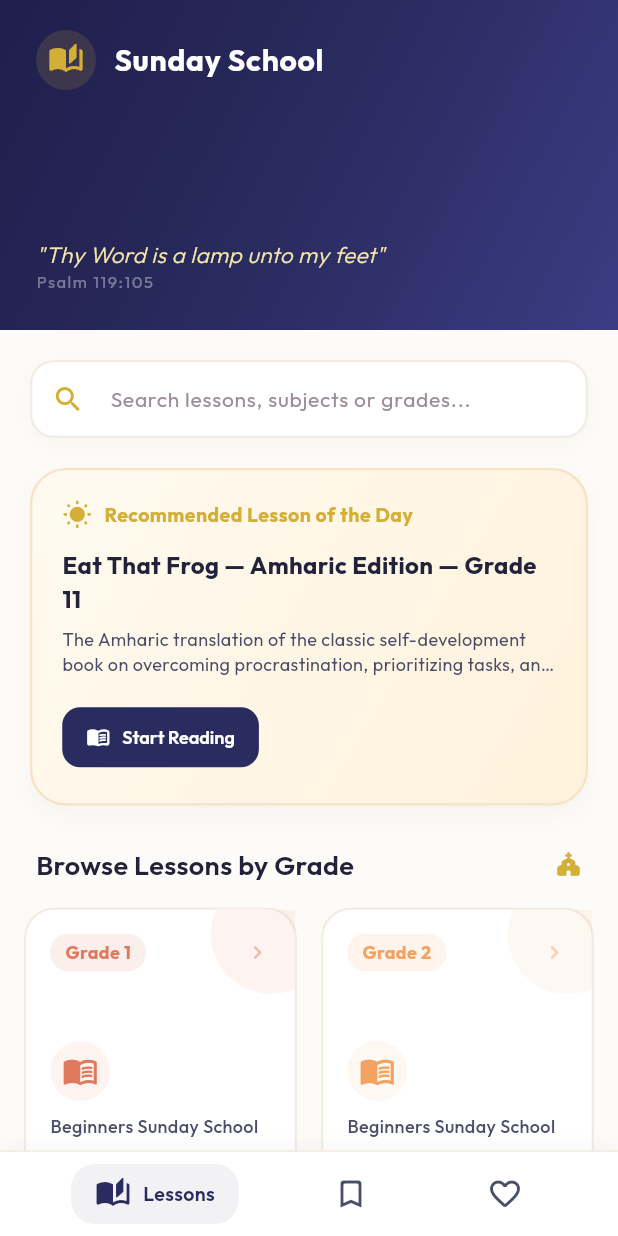
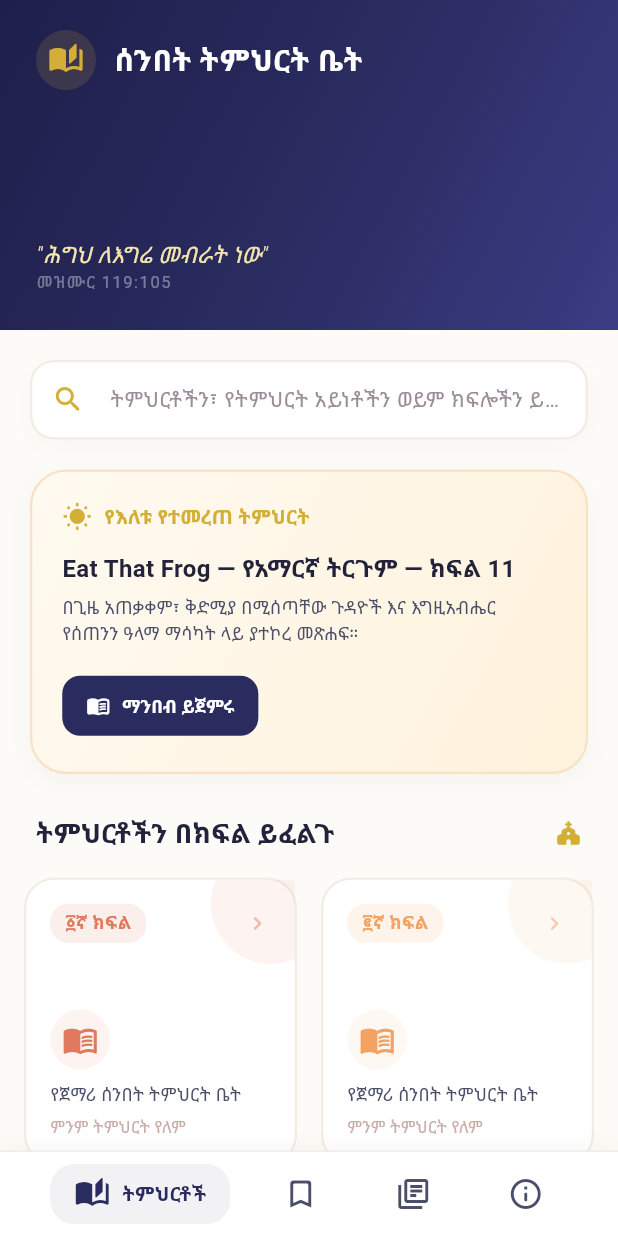
Before and after one commit to Daniel-wasihun/dekike_brhan_books, a Flutter app: the screen it shows after launch, on a phone screen of 412 x 824 dp. Run offline on Flutter 3.47's test engine with Material 3 defaults, Android fonts, the phone set to English and light mode, and no system bars; missing offline and left inert: dart:html, dart:ui_web.

Commit message:
feat: localize the application interface and content to Amharic

```diff
--- a/lib/main.dart
+++ b/lib/main.dart
@@ -7,6 +7,7 @@ import 'theme/app_theme.dart';
 import 'screens/home_screen.dart';
 import 'screens/bookmarks_screen.dart';
 import 'screens/about_screen.dart';
+import 'screens/school_about_screen.dart';
 
 Future<void> main() async {
   WidgetsFlutterBinding.ensureInitialized();
@@ -146,7 +147,7 @@ class _SplashScreenState extends State<SplashScreen>
                     ),
                     const SizedBox(height: 24),
                     Text(
-                      'SUNDAY SCHOOL',
+                      'ሰንበት ትምህርት ቤት',
                       style: AppTheme.outfit(
                           fontSize: 26,
                           color: Colors.white,
@@ -155,7 +156,7 @@ class _SplashScreenState extends State<SplashScreen>
                     ),
                     const SizedBox(height: 4),
                     Text(
-                      'Textbook Library',
+                      'የማስተማሪያ መጻሕፍት',
                       style: AppTheme.outfit(
                           fontSize: 16,
                           color: AppColors.accentLight,
@@ -164,7 +165,7 @@ class _SplashScreenState extends State<SplashScreen>
                     ),
                     const SizedBox(height: 12),
                     Text(
-                      '"Train up a child in the way he should go..."',
+                      '"ልጅን በሚሄድበት መንገድ ምራው..."',
                       style: AppTheme.outfit(
                           color: Colors.white60,
                           fontSize: 13,
@@ -185,7 +186,7 @@ class _SplashScreenState extends State<SplashScreen>
                     ),
                     const SizedBox(height: 40),
                     Text(
-                      'Proverbs 22:6',
+                      'ምሳሌ 22:6',
                       style: AppTheme.outfit(
                           color: Colors.white38,
                           fontSize: 11,
@@ -216,6 +217,7 @@ class _MainShellState extends State<MainShell> {
     HomeScreen(),
     BookmarksScreen(),
     AboutScreen(),
+    SchoolAboutScreen(),
   ];
 
   @override
@@ -245,25 +247,32 @@ class _MainShellState extends State<MainShell> {
                 _NavItem(
                   icon: Icons.auto_stories_outlined,
                   activeIcon: Icons.auto_stories_rounded,
-                  label: 'Lessons',
+                  label: 'ትምህርቶች',
                   isSelected: _currentIndex == 0,
                   onTap: () => setState(() => _currentIndex = 0),
                 ),
                 _NavItem(
                   icon: Icons.bookmark_outline_rounded,
                   activeIcon: Icons.bookmark_rounded,
-                  label: 'Saved',
+                  label: 'የተቀመጡ',
                   isSelected: _currentIndex == 1,
                   onTap: () => setState(() => _currentIndex = 1),
                   badgeCount:
                       context.watch<SchoolProvider>().bookmarkedBooks.length,
                 ),
                 _NavItem(
-                  icon: Icons.favorite_border_rounded,
-                  activeIcon: Icons.favorite_rounded,
-                  label: 'About',
+                  icon: Icons.library_books_outlined,
+                  activeIcon: Icons.library_books_rounded,
+                  label: 'መዝገብ',
                   isSelected: _currentIndex == 2,
                   onTap: () => setState(() => _currentIndex = 2),
+                ),
+                _NavItem(
+                  icon: Icons.info_outline_rounded,
+                  activeIcon: Icons.info_rounded,
+                  label: 'ስለ እኛ',
+                  isSelected: _currentIndex == 3,
+                  onTap: () => setState(() => _currentIndex = 3),
                 ),
               ],
             ),
--- a/lib/screens/about_screen.dart
+++ b/lib/screens/about_screen.dart
@@ -27,7 +27,7 @@ class AboutScreen extends StatelessWidget {
                     crossAxisAlignment: CrossAxisAlignment.start,
                     children: [
                       Text(
-                        'About Library',
+                        'መዝገብ',
                         style: AppTheme.outfit(
                           fontSize: 28,
                           fontWeight: FontWeight.w700,
@@ -35,7 +35,7 @@ class AboutScreen extends StatelessWidget {
                         ),
                       ),
                       Text(
-                        'Sunday School Textbook Registry',
+                        'የሰንበት ትምህርት ቤት መጻሕፍት መዝገብ',
                         style: AppTheme.outfit(
                           fontSize: 14,
                           color: AppColors.textMedium,
@@ -77,7 +77,7 @@ class AboutScreen extends StatelessWidget {
                         ),
                         const SizedBox(height: 16),
                         Text(
-                          'Sunday School Library',
+                          'የሰንበት ትምህርት ቤት መዝገብ',
                           style: AppTheme.outfit(
                             color: Colors.white,
                             fontSize: 22,
@@ -86,7 +86,7 @@ class AboutScreen extends StatelessWidget {
                         ),
                         const SizedBox(height: 6),
                         Text(
-                          'Dedicated to teaching holy scripture, liturgy, church history and spiritual virtues for Ethiopian Orthodox youth.',
+                          'ለኢትዮጵያ ኦርቶዶክስ ተዋህዶ ወጣቶች ቅዱሳት መጻሕፍትን፣ ሥርዓተ ቤተ ክርስቲያንን፣ የቤተ ክርስቲያን ታሪክን እና መንፈሳዊ ሥነ ምግባርን ለማስተማር የተዘጋጀ።',
                           textAlign: TextAlign.center,
                           style: AppTheme.outfit(
                             color: Colors.white70,
@@ -100,14 +100,14 @@ class AboutScreen extends StatelessWidget {
                   const SizedBox(height: 24),
 
                   // Stats
-                  const _SectionHeader('Curriculum Overview'),
+                  const _SectionHeader('የትምህርት አጠቃላይ እይታ'),
                   const SizedBox(height: 12),
                   Row(
                     children: [
                       Expanded(
                         child: _StatCard(
                           '${grades.length}',
-                          'Grade Levels',
+                          'የክፍል ደረጃዎች',
                           Icons.layers_rounded,
                           AppColors.primary,
                         ),
@@ -116,7 +116,7 @@ class AboutScreen extends StatelessWidget {
                       Expanded(
                         child: _StatCard(
                           '$totalBooks',
-                          'Total Lessons',
+                          'አጠቃላይ ትምህርቶች',
                           Icons.menu_book_rounded,
                           AppColors.accent,
                         ),
@@ -125,7 +125,7 @@ class AboutScreen extends StatelessWidget {
                       Expanded(
                         child: _StatCard(
                           '${subjects.length}',
-                          'Subjects',
+                          'የትምህርት አይነቶች',
                           Icons.category_rounded,
                           AppColors.gradeColors[3],
                         ),
@@ -135,7 +135,7 @@ class AboutScreen extends StatelessWidget {
                   const SizedBox(height: 24),
 
                   // Subjects list from JSON
-                  const _SectionHeader('Subjects'),
+                  const _SectionHeader('የትምህርት አይነቶች'),
                   const SizedBox(height: 12),
                   ...subjects.map((subject) => Container(
                         margin: const EdgeInsets.only(bottom: 8),
@@ -192,7 +192,7 @@ class AboutScreen extends StatelessWidget {
                   const SizedBox(height: 24),
 
                   // Grade breakdown from JSON
-                  const _SectionHeader('Grade Breakdown'),
+                  const _SectionHeader('የክፍል ደረጃ ዝርዝር'),
                   const SizedBox(height: 12),
                   ...grades.map((grade) {
                     final color = AppColors.gradeColors[(grade.grade - 1) % 12];
@@ -260,8 +260,8 @@ class AboutScreen extends StatelessWidget {
                               ),
                               child: Text(
                                 grade.textbooks.isEmpty
-                                    ? 'Empty'
-                                    : '${grade.textbooks.length} materials',
+                                    ? 'ባዶ'
+                                    : '${grade.textbooks.length} ትምህርቶች',
                                 style: AppTheme.outfit(
                                   fontSize: 11,
                                   fontWeight: FontWeight.w600,
@@ -297,7 +297,7 @@ class AboutScreen extends StatelessWidget {
                                 color: AppColors.accent, size: 18),
                             const SizedBox(width: 8),
                             Text(
-                              'How to Add Books',
+                              'መጻሕፍትን እንዴት መጨመር ይቻላል',
                               style: AppTheme.outfit(
                                 fontSize: 14,
                                 fontWeight: FontWeight.w700,
@@ -308,11 +308,11 @@ class AboutScreen extends StatelessWidget {
                         ),
                         const SizedBox(height: 10),
                         const _TipStep(
-                            '1', 'Copy your PDF or DOC file to\nassets/books/'),
-                        const _TipStep('2', 'Open assets/library.json'),
+                            '1', 'የፒዲኤፍ ወይም ዶክመንት ፋይሎትን ወደ\nassets/books/ ይቅዱ'),
+                        const _TipStep('2', 'assets/library.json ፋይልን ይክፈቱ'),
                         const _TipStep('3',
-                            'Add an entry under the correct grade\'s "books" array'),
-                        const _TipStep('4', 'Hot-reload or restart the app'),
+                            'በትክክለኛው የክፍል ደረጃ "books" ውስጥ ዝርዝሩን ይጨምሩ'),
+                        const _TipStep('4', 'መተግበሪያውን እንደገና ያስጀምሩ'),
                       ],
                     ),
                   ),
--- a/lib/screens/bookmarks_screen.dart
+++ b/lib/screens/bookmarks_screen.dart
@@ -40,7 +40,7 @@ class BookmarksScreen extends StatelessWidget {
                         crossAxisAlignment: CrossAxisAlignment.start,
                         children: [
                           Text(
-                            'Saved Lessons',
+                            'የተቀመጡ ትምህርቶች',
                             style: AppTheme.outfit(
                               fontSize: 28,
                               fontWeight: FontWeight.w700,
@@ -48,7 +48,7 @@ class BookmarksScreen extends StatelessWidget {
                             ),
                           ),
                           Text(
-                            '${bookmarked.length} lesson${bookmarked.length == 1 ? '' : 's'} saved for quick reading',
+                            'በፍጥነት ለማንበብ ${bookmarked.length} ትምህርቶች ተቀምጠዋል',
                             style: AppTheme.outfit(
                               fontSize: 14,
                               color: AppColors.textMedium,
@@ -84,7 +84,7 @@ class BookmarksScreen extends StatelessWidget {
                           ),
                           const SizedBox(height: 16),
                           Text(
-                            'No Saved Lessons',
+                            'ምንም የተቀመጠ ትምህርት የለም',
                             style: AppTheme.outfit(
                               fontSize: 18,
                               fontWeight: FontWeight.w600,
@@ -93,7 +93,7 @@ class BookmarksScreen extends StatelessWidget {
                           ),
                           const SizedBox(height: 8),
                           Text(
-                            'Bookmark lessons from any grade\nto quickly find them here.',
+                            'ትምህርቶችን ከየትኛውም ክፍል አስቀምጠው\nበፍጥነት እዚህ ያገኟቸዋል።',
                             textAlign: TextAlign.center,
                             style: AppTheme.outfit(
                               fontSize: 14,
@@ -183,7 +183,7 @@ class BookmarksScreen extends StatelessWidget {
                                           ),
                                           const SizedBox(height: 4),
                                           Text(
-                                            'Grade ${book.grade} • ${subject?.name ?? book.subjectId}',
+                                            'ክፍል ${book.grade} • ${subject?.name ?? book.subjectId}',
                                             style: AppTheme.outfit(
                                               fontSize: 12,
                                               color: AppColors.textMedium,
--- a/lib/screens/grade_detail_screen.dart
+++ b/lib/screens/grade_detail_screen.dart
@@ -146,7 +146,7 @@ class _GradeDetailScreenState extends State<GradeDetailScreen>
                 child: Row(
                   children: [
                     _SubjectChip(
-                      label: 'All Lessons',
+                      label: 'ሁሉም ትምህርቶች',
                       icon: Icons.apps_rounded,
                       isSelected: _selectedSubjectId == null,
                       color: color,
@@ -182,7 +182,7 @@ class _GradeDetailScreenState extends State<GradeDetailScreen>
                           color: color.withValues(alpha: 0.4), size: 56),
                       const SizedBox(height: 16),
                       Text(
-                        'No lessons added yet',
+                        'ምንም ትምህርት አልተጨመረም',
                         style: AppTheme.outfit(
                           fontSize: 18,
                           fontWeight: FontWeight.w600,
@@ -191,7 +191,7 @@ class _GradeDetailScreenState extends State<GradeDetailScreen>
                       ),
                       const SizedBox(height: 8),
                       Text(
-                        'Add PDF or DOC files to assets/books/\nthen update assets/library.json',
+                        'የፒዲኤፍ ወይም ዶክመንት ፋይሎትን ወደ assets/books/ ይጨምሩ\nከዚያም assets/library.json ን ያዘምኑ',
                         textAlign: TextAlign.center,
                         style: AppTheme.outfit(
                           fontSize: 13,
@@ -495,7 +495,7 @@ class _TextbookDetailSheetState extends State<_TextbookDetailSheet> {
                           ),
                           const SizedBox(height: 4),
                           Text(
-                            'Grade ${widget.textbook.grade} • ${subject?.name ?? widget.textbook.subjectId}',
+                            'ክፍል ${widget.textbook.grade} • ${subject?.name ?? widget.textbook.subjectId}',
                             style: AppTheme.outfit(
                               fontSize: 13,
                               color: AppColors.textMedium,
@@ -512,7 +512,7 @@ class _TextbookDetailSheetState extends State<_TextbookDetailSheet> {
                 // Description
                 if (widget.textbook.description.isNotEmpty) ...[
                   Text(
-                    'About this Lesson',
+                    'ስለዚህ ትምህርት',
                     style: AppTheme.outfit(
                       fontSize: 14,
                       fontWeight: FontWeight.w600,
@@ -543,20 +543,20 @@ class _TextbookDetailSheetState extends State<_TextbookDetailSheet> {
                     children: [
                       _DetailRow(
                         Icons.insert_drive_file_rounded,
-                        'File',
+                        'ፋይል',
                         widget.textbook.file.split('/').last,
                       ),
                       _DetailRow(
                         Icons.label_rounded,
-                        'Type',
+                        'አይነት',
                         widget.textbook.fileType.toUpperCase(),
                       ),
                       _DetailRow(
                         Icons.language_rounded,
-                        'Language',
+                        'ቋንቋ',
                         widget.textbook.language == 'am'
-                            ? 'Amharic'
-                            : 'English',
+                            ? 'አማርኛ'
+                            : 'እንግሊዘኛ',
                       ),
                     ],
                   ),
@@ -595,7 +595,7 @@ class _TextbookDetailSheetState extends State<_TextbookDetailSheet> {
                                 ScaffoldMessenger.of(context).showSnackBar(
                                   SnackBar(
                                     content: Text(
-                                      'Could not open file: ${widget.textbook.file.split('/').last}',
+                                      'ፋይሉን መክፈት አልተቻለም፡ ${widget.textbook.file.split('/').last}',
                                       style: AppTheme.outfit(fontSize: 13),
                                     ),
                                     backgroundColor: AppColors.error,
@@ -618,7 +618,7 @@ class _TextbookDetailSheetState extends State<_TextbookDetailSheet> {
                                 strokeWidth: 2, color: Colors.white),
                           )
                         : const Icon(Icons.open_in_new_rounded),
-                    label: Text(_isOpening ? 'Opening...' : 'Open PDF'),
+                    label: Text(_isOpening ? 'በመክፈት ላይ...' : 'ፒዲኤፍ ክፈት'),
                     style: ElevatedButton.styleFrom(
                       backgroundColor: subjectColor,
                       foregroundColor: Colors.white,
--- a/lib/screens/home_screen.dart
+++ b/lib/screens/home_screen.dart
@@ -63,7 +63,7 @@ class HomeScreen extends StatelessWidget {
                             ),
                             const SizedBox(width: 12),
                             Text(
-                              'Sunday School',
+                              'ሰንበት ትምህርት ቤት',
                               style: AppTheme.outfit(
                                 color: Colors.white,
                                 fontSize: 20,
@@ -75,7 +75,7 @@ class HomeScreen extends StatelessWidget {
                         ),
                         const Spacer(),
                         Text(
-                          '"Thy Word is a lamp unto my feet"',
+                          '"ሕግህ ለእግሬ መብራት ነው"',
                           style: AppTheme.outfit(
                             color: AppColors.accentLight,
                             fontSize: 15,
@@ -84,7 +84,7 @@ class HomeScreen extends StatelessWidget {
                           ),
                         ),
                         Text(
-                          'Psalm 119:105',
+                          'መዝሙር 119:105',
                           style: AppTheme.outfit(
                             color: Colors.white38,
                             fontSize: 11,
@@ -114,7 +114,7 @@ class HomeScreen extends StatelessWidget {
               child: Padding(
                 padding: const EdgeInsets.fromLTRB(24, 16, 24, 8),
                 child: Text(
-                  'Search Results (${booksToShow.length})',
+                  'የፍለጋ ውጤቶች (${booksToShow.length})',
                   style: AppTheme.outfit(
                     fontSize: 16,
                     fontWeight: FontWeight.w600,
@@ -134,7 +134,7 @@ class HomeScreen extends StatelessWidget {
                           color: AppColors.textLight, size: 48),
                       const SizedBox(height: 12),
                       Text(
-                        'No lessons found matching "$query"',
+                        'ለ "$query" የሚመሳሰል ትምህርት አልተገኘም',
                         textAlign: TextAlign.center,
                         style: AppTheme.outfit(color: AppColors.textMedium),
                       ),
@@ -176,7 +176,7 @@ class HomeScreen extends StatelessWidget {
                 child: Row(
                   children: [
                     Text(
-                      'Browse Lessons by Grade',
+                      'ትምህርቶችን በክፍል ይፈልጉ',
                       style: AppTheme.outfit(
                         fontSize: 18,
                         fontWeight: FontWeight.w600,
@@ -240,7 +240,7 @@ class _SearchBar extends StatelessWidget {
         },
         style: AppTheme.outfit(fontSize: 14, color: AppColors.textDark),
         decoration: InputDecoration(
-          hintText: 'Search lessons, subjects or grades...',
+          hintText: 'ትምህርቶችን፣ የትምህርት አይነቶችን ወይም ክፍሎችን ይፈልጉ...',
           hintStyle: AppTheme.outfit(
             fontSize: 14,
             color: AppColors.textLight,
@@ -354,8 +354,8 @@ class _GradeCard extends StatelessWidget {
                     const SizedBox(height: 4),
                     Text(
                       bookCount == 0
-                          ? 'No lessons yet'
-                          : '$bookCount Lesson${bookCount == 1 ? '' : 's'}',
+                          ? 'ምንም ትምህርት የለም'
+                          : '$bookCount ትምህርቶች',
                       style: AppTheme.outfit(
                         fontSize: 11,
                         color: bookCount == 0
@@ -442,7 +442,7 @@ class _SearchTextbookCard extends StatelessWidget {
                       ),
                       const SizedBox(height: 4),
                       Text(
-                        'Grade ${textbook.grade} • ${subject?.name ?? textbook.subjectId}',
+                        'ክፍል ${textbook.grade} • ${subject?.name ?? textbook.subjectId}',
                         style: AppTheme.outfit(
                           fontSize: 12,
                           color: AppColors.textMedium,
@@ -516,7 +516,7 @@ class _DailyQuoteSection extends StatelessWidget {
                 ),
                 const SizedBox(width: 8),
                 Text(
-                  'Recommended Lesson of the Day',
+                  'የእለቱ የተመረጠ ትምህርት',
                   style: AppTheme.outfit(
                     fontSize: 13,
                     fontWeight: FontWeight.w700,
@@ -528,7 +528,7 @@ class _DailyQuoteSection extends StatelessWidget {
             ),
             const SizedBox(height: 12),
             Text(
-              '${dailyBook.title} — Grade ${dailyBook.grade}',
+              '${dailyBook.title} — ክፍል ${dailyBook.grade}',
               style: AppTheme.outfit(
                 fontSize: 16,
                 fontWeight: FontWeight.w700,
@@ -539,7 +539,7 @@ class _DailyQuoteSection extends StatelessWidget {
             Text(
               dailyBook.description.isNotEmpty
                   ? dailyBook.description
-                  : 'Delve into today\'s study focusing on spiritual development and understanding.',
+                  : 'በመንፈሳዊ እድገት እና ግንዛቤ ላይ በማተኮር የዛሬውን ትምህርት ይመልከቱ።',
               maxLines: 2,
               overflow: TextOverflow.ellipsis,
               style: AppTheme.outfit(
@@ -562,7 +562,7 @@ class _DailyQuoteSection extends StatelessWidget {
                 );
               },
               icon: const Icon(Icons.menu_book_rounded, size: 16),
-              label: const Text('Start Reading'),
+              label: const Text('ማንበብ ይጀምሩ'),
               style: ElevatedButton.styleFrom(
                 backgroundColor: AppColors.primary,
                 foregroundColor: Colors.white,
@@ -601,7 +601,7 @@ class _RecentReadingsSection extends StatelessWidget {
           child: Row(
             children: [
               Text(
-                'Continue Reading',
+                'ማንበብዎን ይቀጥሉ',
                 style: AppTheme.outfit(
                   fontSize: 18,
                   fontWeight: FontWeight.w600,
@@ -707,7 +707,7 @@ class _RecentReadingsSection extends StatelessWidget {
                                         borderRadius: BorderRadius.circular(6),
                                       ),
                                       child: Text(
-                                        'Grade ${book.grade}',
+                                        'ክፍል ${book.grade}',
                                         style: AppTheme.outfit(
                                           fontSize: 10,
                                           fontWeight: FontWeight.w700,
--- a/lib/screens/pdf_viewer_screen.dart
+++ b/lib/screens/pdf_viewer_screen.dart
@@ -36,7 +36,7 @@ class _PdfViewerScreenState extends State<PdfViewerScreen> {
               ),
             ),
             Text(
-              'Grade ${widget.textbook.grade}',
+              'ክፍል ${widget.textbook.grade}',
               style: AppTheme.outfit(
                 color: Colors.white70,
                 fontSize: 12,
--- a/lib/theme/app_theme.dart
+++ b/lib/theme/app_theme.dart
@@ -1,5 +1,4 @@
 import 'package:flutter/material.dart';
-import 'package:google_fonts/google_fonts.dart';
 
 class AppColors {
   // Sacred/Spiritual palette: Deep indigo, pure white, gold/amber
@@ -49,8 +48,6 @@ class AppColors {
 }
 
 class AppTheme {
-  /// Global wrapper for GoogleFonts.outfit that automatically adds
-  /// Noto Serif Ethiopic as a fallback to support Amharic characters.
   static TextStyle outfit({
     Color? color,
     double? fontSize,
@@ -59,15 +56,14 @@ class AppTheme {
     double? height,
     double? letterSpacing,
   }) {
-    return GoogleFonts.outfit(
+    return TextStyle(
       color: color,
       fontSize: fontSize,
       fontWeight: fontWeight,
       fontStyle: fontStyle,
       height: height,
       letterSpacing: letterSpacing,
-    ).copyWith(
-      fontFamilyFallback: [GoogleFonts.notoSerifEthiopic().fontFamily!],
+      fontFamilyFallback: const ['Noto Sans Ethiopic', 'Abyssinica SIL', 'Nyala'],
     );
   }
 
@@ -80,7 +76,7 @@ class AppTheme {
           error: AppColors.error,
         ),
         scaffoldBackgroundColor: AppColors.background,
-        textTheme: GoogleFonts.outfitTextTheme().copyWith(
+        textTheme: const TextTheme().copyWith(
           displayLarge: outfit(
             color: AppColors.textDark,
             fontWeight: FontWeight.w700,
--- a/lib/widgets/pdf_view_factory_mobile.dart
+++ b/lib/widgets/pdf_view_factory_mobile.dart
@@ -17,7 +17,7 @@ Widget createPdfViewer(BuildContext context, Textbook textbook) {
           ),
           const SizedBox(height: 16),
           Text(
-            'PDF View Optimized',
+            'በተንቀሳቃሽ ስልክ ለማንበብ የተመቻቸ',
             style: AppTheme.outfit(
               fontSize: 18,
               fontWeight: FontWeight.w600,
@@ -26,7 +26,7 @@ Widget createPdfViewer(BuildContext context, Textbook textbook) {
           ),
           const SizedBox(height: 8),
           Text(
-            'To view this document on mobile, open it in your system\'s external reader.',
+            'ይህን ዶክመንት በተንቀሳቃሽ ስልክዎ ለማንበብ፣ እባክዎ በሌላ አንባቢ መተግበሪያ ይክፈቱት።',
             textAlign: TextAlign.center,
             style: AppTheme.outfit(
               fontSize: 13,
@@ -37,7 +37,7 @@ Widget createPdfViewer(BuildContext context, Textbook textbook) {
           ElevatedButton.icon(
             onPressed: () => openAssetFile(textbook.file),
             icon: const Icon(Icons.open_in_new_rounded),
-            label: const Text('Open Externally'),
+            label: const Text('በሌላ መተግበሪያ ክፈት'),
             style: ElevatedButton.styleFrom(
               backgroundColor: AppColors.primary,
               foregroundColor: Colors.white,
```
Also changed, not shown: assets/library.json (+45 -45 lines), lib/screens/school_about_screen.dart (added, +89 -0 lines).
